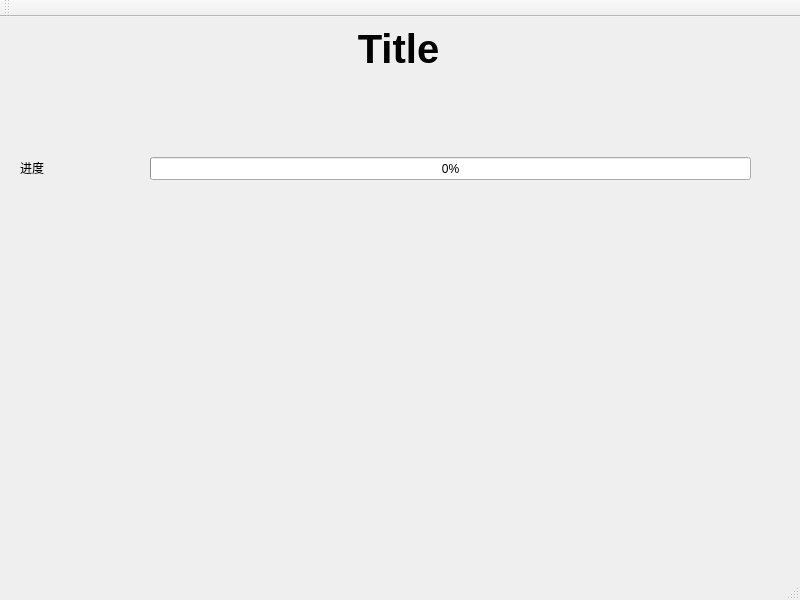
The window that GUI/mainwindow.ui (ProgramerArt123/LearningCode) describes before a commit, drawn with Qt 5.
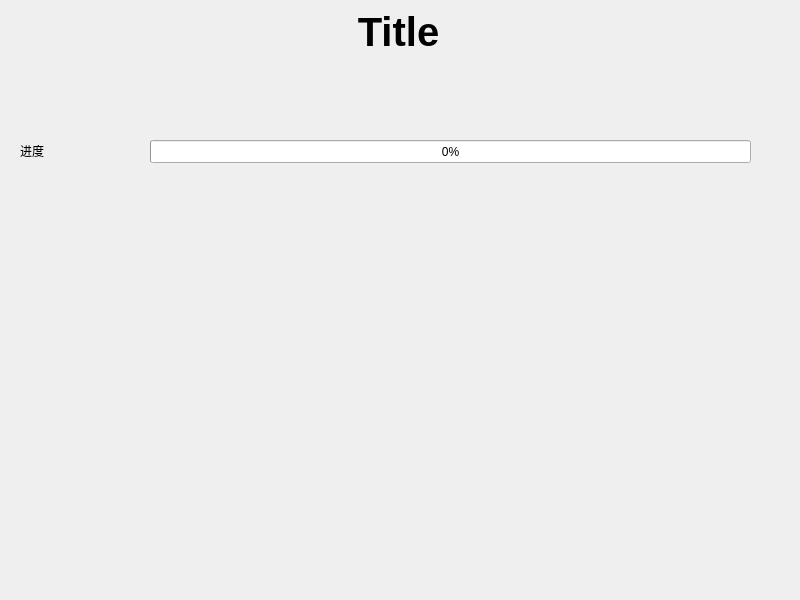
The same window after the commit.

```diff
--- a/GUI/mainwindow.ui
+++ b/GUI/mainwindow.ui
@@ -19,6 +19,18 @@
     <verstretch>0</verstretch>
    </sizepolicy>
   </property>
+  <property name="minimumSize">
+   <size>
+    <width>800</width>
+    <height>600</height>
+   </size>
+  </property>
+  <property name="maximumSize">
+   <size>
+    <width>800</width>
+    <height>600</height>
+   </size>
+  </property>
   <property name="windowTitle">
    <string>MainWindow</string>
   </property>
@@ -139,25 +151,6 @@
     </property>
    </widget>
   </widget>
-  <widget class="QMenuBar" name="menuBar">
-   <property name="geometry">
-    <rect>
-     <x>0</x>
-     <y>0</y>
-     <width>800</width>
-     <height>23</height>
-    </rect>
-   </property>
-  </widget>
-  <widget class="QToolBar" name="mainToolBar">
-   <attribute name="toolBarArea">
-    <enum>TopToolBarArea</enum>
-   </attribute>
-   <attribute name="toolBarBreak">
-    <bool>false</bool>
-   </attribute>
-  </widget>
-  <widget class="QStatusBar" name="statusBar"/>
  </widget>
  <layoutdefault spacing="6" margin="11"/>
  <resources/>
```
